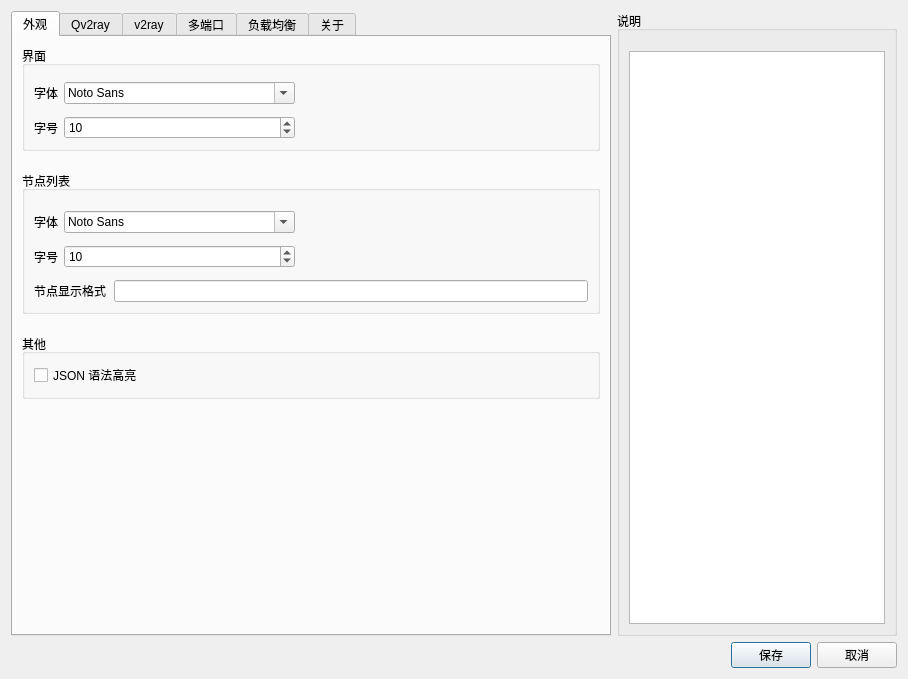
Qt form ui/settings.ui (cangyin/PQv2ray) before a commit.
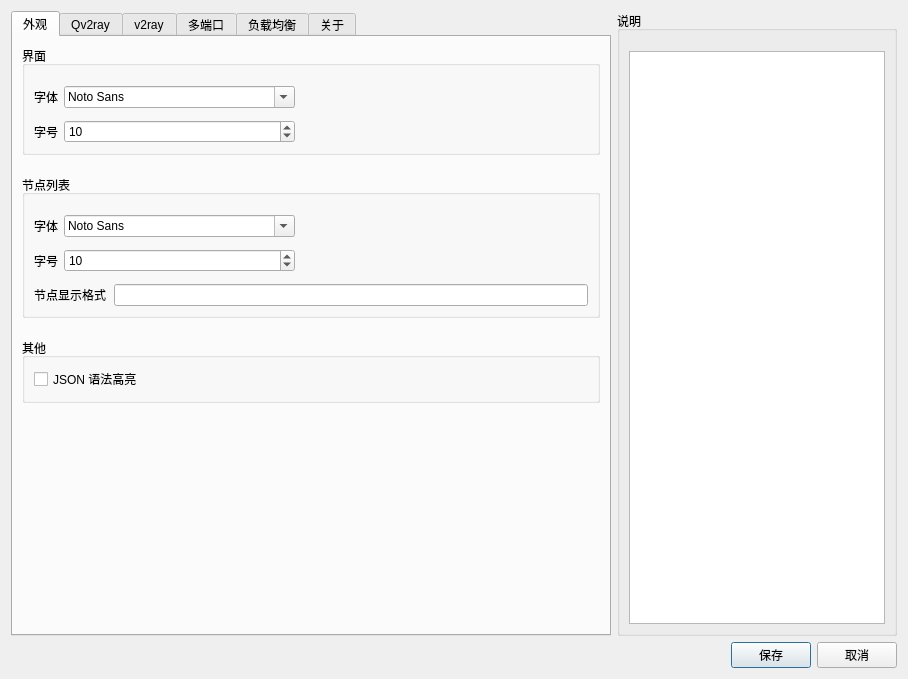
The same form after that commit. Icons and pictures are not drawn.

What changed in the file:
```diff
--- a/ui/settings.ui
+++ b/ui/settings.ui
@@ -90,7 +90,7 @@
          </property>
          <layout class="QGridLayout" name="gridLayout_2">
           <property name="topMargin">
-           <number>16</number>
+           <number>20</number>
           </property>
           <property name="verticalSpacing">
            <number>12</number>
```
